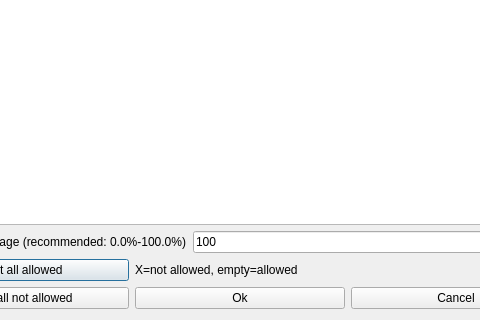
Old version of the form fet/src/interface/modifyconstraintsubactivitiespreferredtimeslotsform_template.ui in the repository vonmecheln/fet; both pictures show x 92 to 572 and y 247 to 567 of the 664 by 567 pixel window.
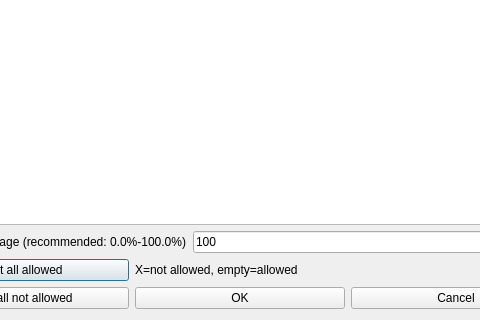
New version of the form.

The edit to the form file:
```diff
--- a/fet/src/interface/modifyconstraintsubactivitiespreferredtimeslotsform_template.ui
+++ b/fet/src/interface/modifyconstraintsubactivitiespreferredtimeslotsform_template.ui
@@ -177,7 +177,7 @@
      <item row="1" column="1">
       <widget class="QPushButton" name="okPushButton">
        <property name="text">
-        <string>Ok</string>
+        <string>OK</string>
        </property>
       </widget>
      </item>
```
